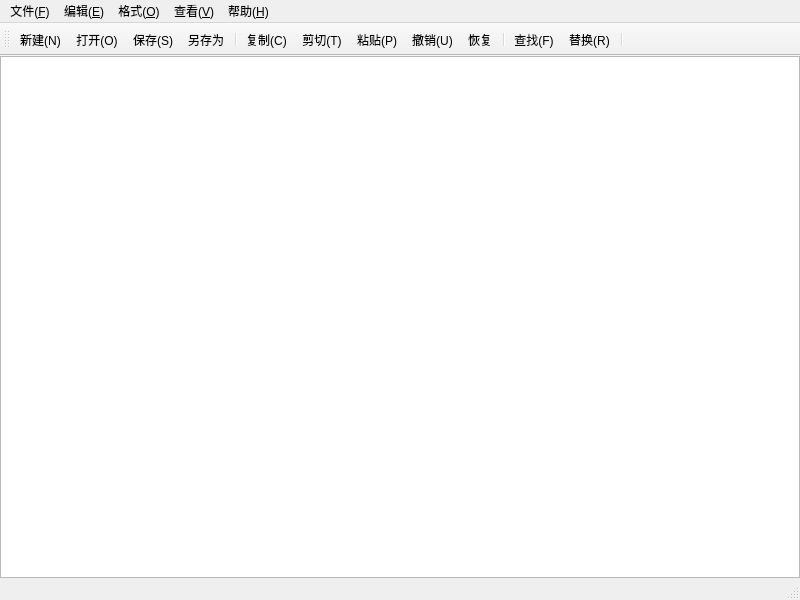
Above: mainwindow.ui from themiss0/qt_complete_notebook before the change. Below: the same form after it.
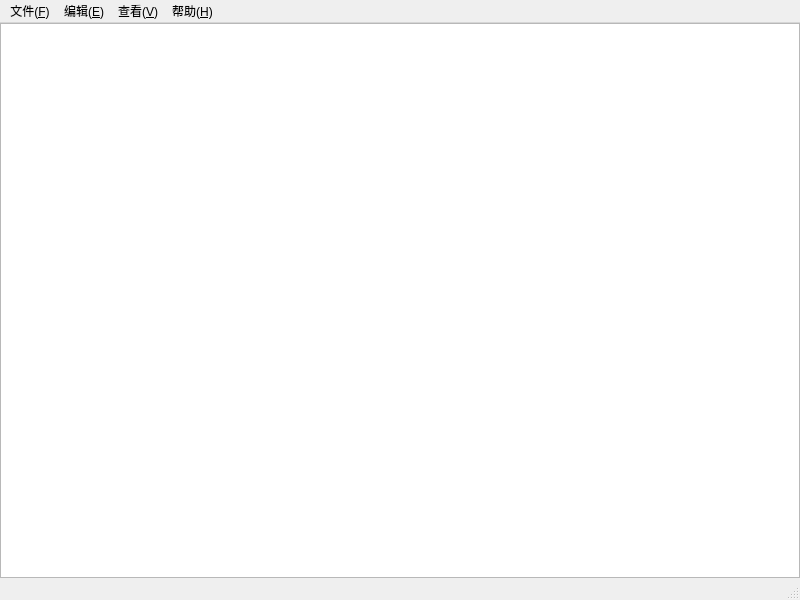
That is the form after the change. Icons and pictures are not drawn. Custom widgets are drawn as their Qt base class.

The edit to the form file:
```diff
--- a/mainwindow.ui
+++ b/mainwindow.ui
@@ -83,13 +83,6 @@
     <addaction name="separator"/>
     <addaction name="actionSelectAll"/>
    </widget>
-   <widget class="QMenu" name="type">
-    <property name="title">
-     <string>格式(&amp;O)</string>
-    </property>
-    <addaction name="actionLineWrap"/>
-    <addaction name="actionFont"/>
-   </widget>
    <widget class="QMenu" name="view">
     <property name="title">
      <string>查看(&amp;V)</string>
@@ -105,36 +98,10 @@
    </widget>
    <addaction name="file"/>
    <addaction name="edit"/>
-   <addaction name="type"/>
    <addaction name="view"/>
    <addaction name="help"/>
   </widget>
   <widget class="QStatusBar" name="statusbar"/>
-  <widget class="QToolBar" name="toolBar">
-   <property name="windowTitle">
-    <string>toolBar</string>
-   </property>
-   <attribute name="toolBarArea">
-    <enum>TopToolBarArea</enum>
-   </attribute>
-   <attribute name="toolBarBreak">
-    <bool>false</bool>
-   </attribute>
-   <addaction name="actionNew"/>
-   <addaction name="actionOpen"/>
-   <addaction name="actionSave"/>
-   <addaction name="actionSaveAs"/>
-   <addaction name="separator"/>
-   <addaction name="actionCopy"/>
-   <addaction name="actionCut"/>
-   <addaction name="actionPaste"/>
-   <addaction name="actionUndo"/>
-   <addaction name="actionRedo"/>
-   <addaction name="separator"/>
-   <addaction name="actionFind"/>
-   <addaction name="actionReplace"/>
-   <addaction name="separator"/>
-  </widget>
   <action name="actionNew">
    <property name="icon">
     <iconset theme="QIcon::ThemeIcon::DocumentNew"/>
```
Left out of the diff: 59 changed lines with no effect on the pictures.
